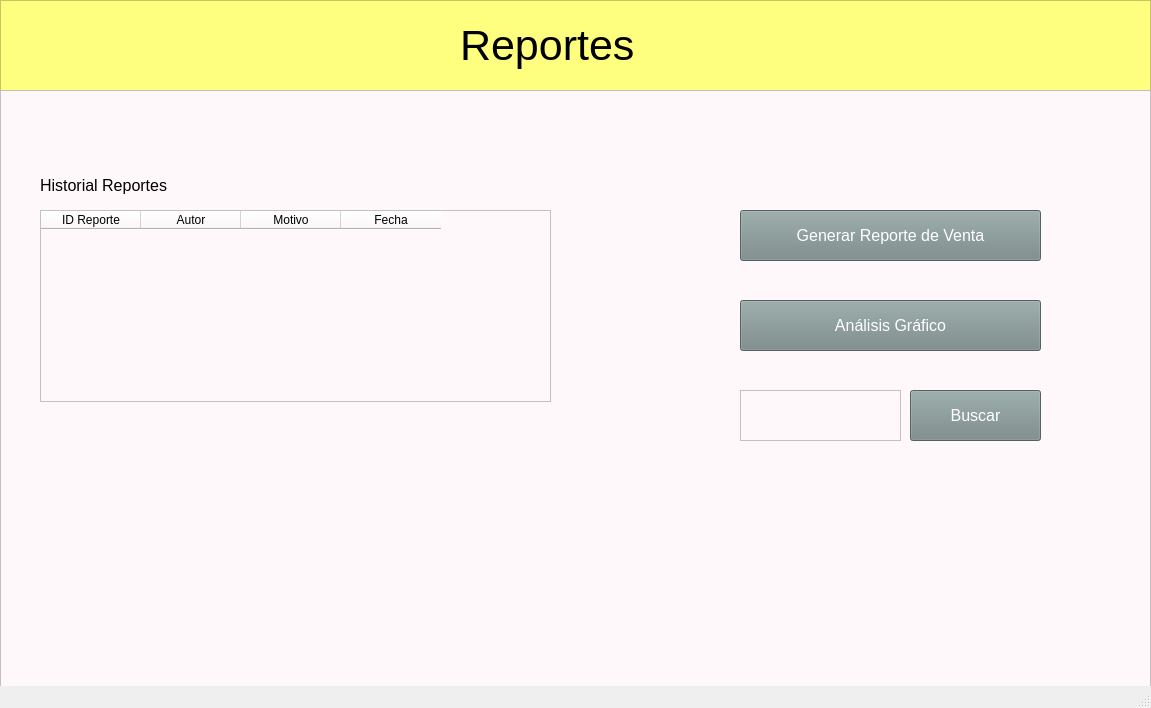
First picture: the form in uiFiles/menuReportes.ui, repository Ramirors31/LogisTICS, before the edit.
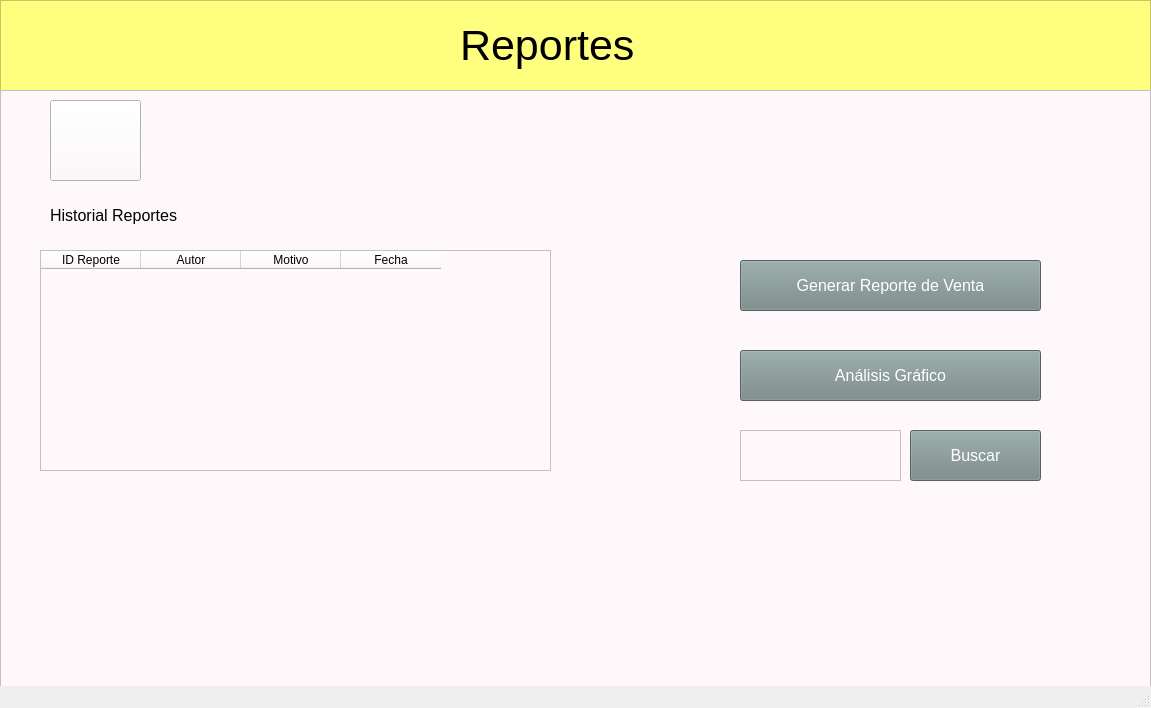
Second picture: the form after the edit. Icons and pictures are not drawn.

```diff
--- a/uiFiles/menuReportes.ui
+++ b/uiFiles/menuReportes.ui
@@ -73,7 +73,7 @@
      <property name="geometry">
       <rect>
        <x>740</x>
-       <y>120</y>
+       <y>170</y>
        <width>301</width>
        <height>51</height>
       </rect>
@@ -95,9 +95,9 @@
      <property name="geometry">
       <rect>
        <x>40</x>
-       <y>120</y>
+       <y>160</y>
        <width>511</width>
-       <height>192</height>
+       <height>221</height>
       </rect>
      </property>
      <column>
@@ -125,7 +125,7 @@
      <property name="geometry">
       <rect>
        <x>740</x>
-       <y>210</y>
+       <y>260</y>
        <width>301</width>
        <height>51</height>
       </rect>
@@ -147,7 +147,7 @@
      <property name="geometry">
       <rect>
        <x>740</x>
-       <y>300</y>
+       <y>340</y>
        <width>161</width>
        <height>51</height>
       </rect>
@@ -157,7 +157,7 @@
      <property name="geometry">
       <rect>
        <x>910</x>
-       <y>300</y>
+       <y>340</y>
        <width>131</width>
        <height>51</height>
       </rect>
@@ -178,8 +178,8 @@
     <widget class="QLabel" name="label_2">
      <property name="geometry">
       <rect>
-       <x>40</x>
-       <y>80</y>
+       <x>50</x>
+       <y>110</y>
        <width>181</width>
        <height>31</height>
       </rect>
@@ -193,6 +193,25 @@
       <string>Historial Reportes</string>
      </property>
     </widget>
+    <widget class="QPushButton" name="btnRegresar">
+     <property name="geometry">
+      <rect>
+       <x>50</x>
+       <y>10</y>
+       <width>91</width>
+       <height>81</height>
+      </rect>
+     </property>
+     <property name="cursor">
+      <cursorShape>PointingHandCursor</cursorShape>
+     </property>
+     <property name="styleSheet">
+      <string notr="true">border-image: url(:/iconos/iconoRegresar.png);</string>
+     </property>
+     <property name="text">
+      <string/>
+     </property>
+    </widget>
    </widget>
   </widget>
   <widget class="QStatusBar" name="statusbar"/>
```
Left out of the diff: 16 changed lines with no effect on the pictures.
